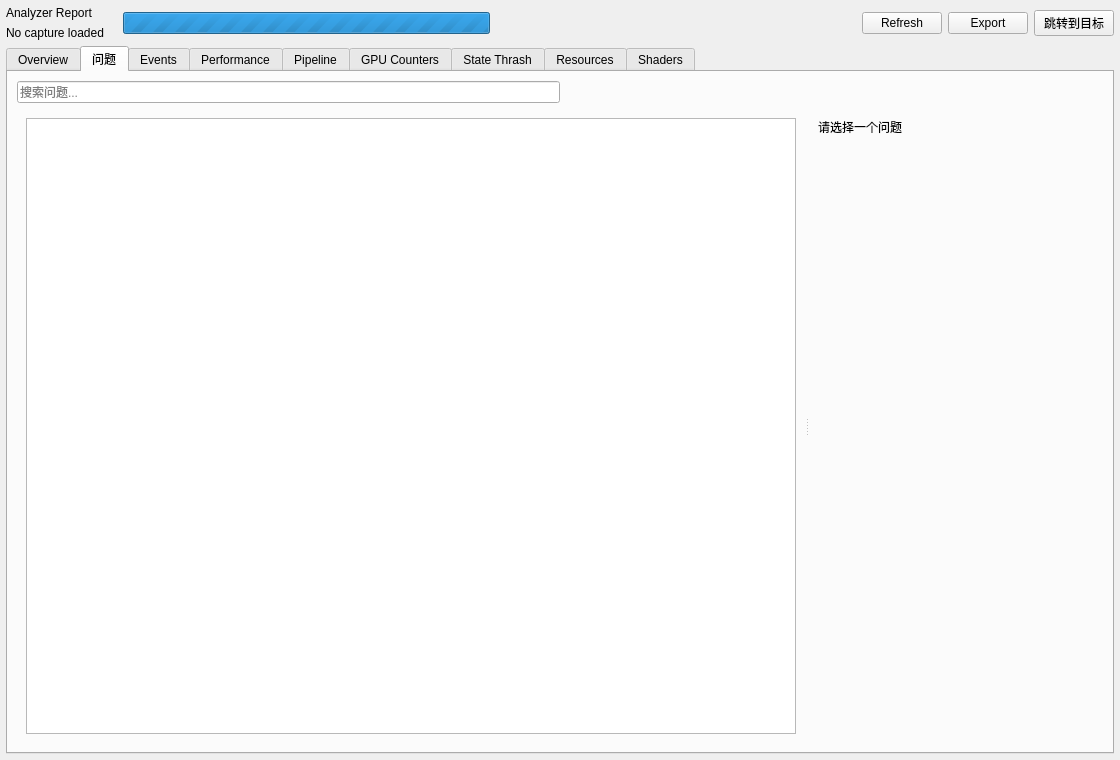
lizr-arch/renderdoc-ai, file qrenderdoc/Windows/AnalyzerReportViewer.ui: the form before one commit.
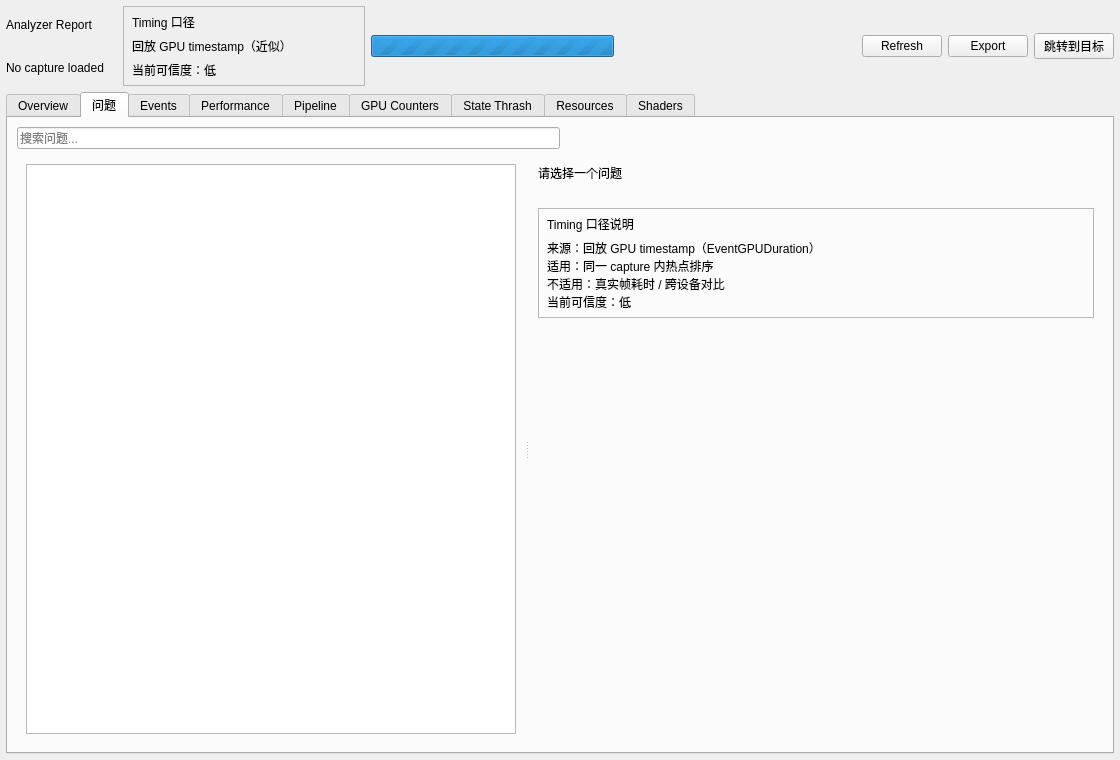
The form after the commit. The open tabs and pages were chosen to show the change.

Diff of the .ui file:
```diff
--- a/qrenderdoc/Windows/AnalyzerReportViewer.ui
+++ b/qrenderdoc/Windows/AnalyzerReportViewer.ui
@@ -53,6 +53,83 @@
        </property>
       </widget>
      </item>
+     <item>
+      <widget class="QFrame" name="timingNoticeFrame">
+       <property name="sizePolicy">
+        <sizepolicy hsizetype="Preferred" vsizetype="Fixed">
+         <horstretch>0</horstretch>
+         <verstretch>0</verstretch>
+        </sizepolicy>
+       </property>
+       <property name="minimumSize">
+        <size>
+         <width>240</width>
+         <height>0</height>
+        </size>
+       </property>
+       <property name="toolTip">
+        <string>Timing 为回放采样的 GPU timestamp 差，仅适合热点排序；不可作为真实帧耗时或跨设备对比。</string>
+       </property>
+       <property name="frameShape">
+        <enum>QFrame::StyledPanel</enum>
+       </property>
+       <layout class="QVBoxLayout" name="timingNoticeLayout">
+        <property name="leftMargin">
+         <number>8</number>
+        </property>
+        <property name="rightMargin">
+         <number>8</number>
+        </property>
+        <property name="topMargin">
+         <number>6</number>
+        </property>
+        <property name="bottomMargin">
+         <number>6</number>
+        </property>
+        <item>
+         <layout class="QHBoxLayout" name="timingBadgeLayout">
+          <item>
+           <widget class="QLabel" name="timingTitleLabel">
+            <property name="text">
+             <string>Timing 口径</string>
+            </property>
+           </widget>
+          </item>
+          <item>
+           <widget class="QWidget" name="timingBadgeHost"/>
+          </item>
+          <item>
+           <spacer name="timingBadgeSpacer">
+            <property name="orientation">
+             <enum>Qt::Horizontal</enum>
+            </property>
+            <property name="sizeHint" stdset="0">
+             <size>
+              <width>20</width>
+              <height>10</height>
+             </size>
+            </property>
+           </spacer>
+          </item>
+         </layout>
+        </item>
+        <item>
+         <widget class="QLabel" name="timingSummaryLabel">
+          <property name="text">
+           <string>回放 GPU timestamp（近似）</string>
+          </property>
+         </widget>
+        </item>
+        <item>
+         <widget class="QLabel" name="timingDetailLabel">
+          <property name="text">
+           <string>当前可信度：低</string>
+          </property>
+         </widget>
+        </item>
+       </layout>
+      </widget>
+     </item>
      <item>
       <widget class="QProgressBar" name="progressBar">
        <property name="minimumSize">
@@ -462,6 +539,47 @@
              </property>
             </widget>
            </item>
+           <item>
+            <widget class="QFrame" name="timingNoteFrame">
+             <property name="toolTip">
+              <string>Timing 为回放采样的 GPU timestamp 差，仅适合热点排序；不可作为真实帧耗时或跨设备对比。</string>
+             </property>
+             <property name="frameShape">
+              <enum>QFrame::StyledPanel</enum>
+             </property>
+             <layout class="QVBoxLayout" name="timingNoteLayout">
+              <property name="leftMargin">
+               <number>8</number>
+              </property>
+              <property name="rightMargin">
+               <number>8</number>
+              </property>
+              <property name="topMargin">
+               <number>6</number>
+              </property>
+              <property name="bottomMargin">
+               <number>6</number>
+              </property>
+              <item>
+               <widget class="QLabel" name="timingNoteTitle">
+                <property name="text">
+                 <string>Timing 口径说明</string>
+                </property>
+               </widget>
+              </item>
+              <item>
+               <widget class="QLabel" name="timingNoteBody">
+                <property name="text">
+                 <string>来源：回放 GPU timestamp（EventGPUDuration）&#10;适用：同一 capture 内热点排序&#10;不适用：真实帧耗时 / 跨设备对比&#10;当前可信度：低</string>
+                </property>
+                <property name="wordWrap">
+                 <bool>true</bool>
+                </property>
+               </widget>
+              </item>
+             </layout>
+            </widget>
+           </item>
            <item>
             <layout class="QFormLayout" name="issueEvidenceForm"/>
            </item>
```
